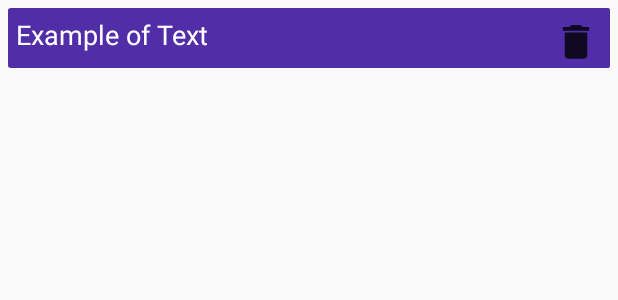
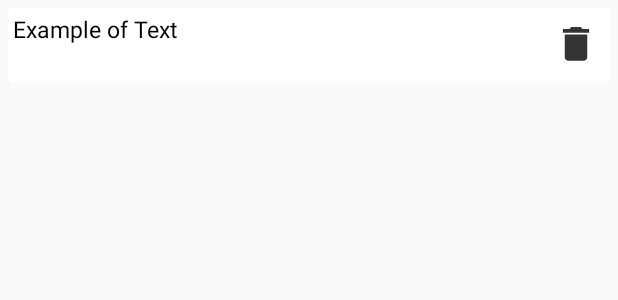
Before and after one commit to Mugengano18/WeConnect, an Android app: the layout item_message.xml on its own in the app's theme, with its tools: preview values and no code run, on a phone screen of 412 x 824 dp. Shown: the top 300 px of the screen. Run offline under Robolectric (Android 15) with nearby library versions, the phone set to English and light mode, and no system bars.

Commit message:
updating community

```diff
--- a/app/src/main/res/layout/activity_community.xml
+++ b/app/src/main/res/layout/activity_community.xml
@@ -24,7 +24,7 @@
         android:layout_alignParentBottom="true"
         android:layout_alignParentStart="true"
         android:layout_alignParentLeft="true"
-        android:background="@color/colorDarkPrimary"
+        android:background="#ffffff"
         android:paddingTop="5dp">
 
         <LinearLayout
@@ -47,8 +47,6 @@
                 android:src="@drawable/ic_action_send"
                 android:id="@+id/btnSend"/>
 
-
-
         </LinearLayout>
 
     </RelativeLayout>
--- a/app/src/main/res/layout/item_message.xml
+++ b/app/src/main/res/layout/item_message.xml
@@ -16,24 +16,25 @@
 
             <LinearLayout
                 android:layout_width="match_parent"
-                android:layout_height="40dp"
-                android:background="@color/colorDarkPrimary"
+                android:layout_height="50dp"
+                android:background="#ffff"
                 android:orientation="horizontal"
                 android:id="@+id/l1Message">
 
                 <TextView
+                    android:id="@+id/tvTitle"
                     android:layout_width="match_parent"
                     android:layout_height="45dp"
-                    android:textColor="#ffff"
-                    android:textSize="18sp"
+                    android:layout_weight="1"
+                    android:padding="3dp"
                     android:text="Example of Text"
-                    android:id="@+id/tvTitle"
-                    android:padding="5dp"
-                    android:layout_weight="1"/>
+                    android:textColor="#000"
+                    android:textSize="15sp" />
+
                 <ImageButton
                     android:layout_width="45dp"
-                    android:layout_height="45dp"
-                    android:background="@color/colorDarkPrimary"
+                    android:layout_height="47dp"
+                    android:background="#ffffff"
                     android:src="@drawable/ic_action_delete"
                     android:id="@+id/ibDelete"/>
 
```
Also changed, not shown: app/src/main/java/com/android1/weconnect/Adapters/MessageAdapter.java (+4 -3 lines).
